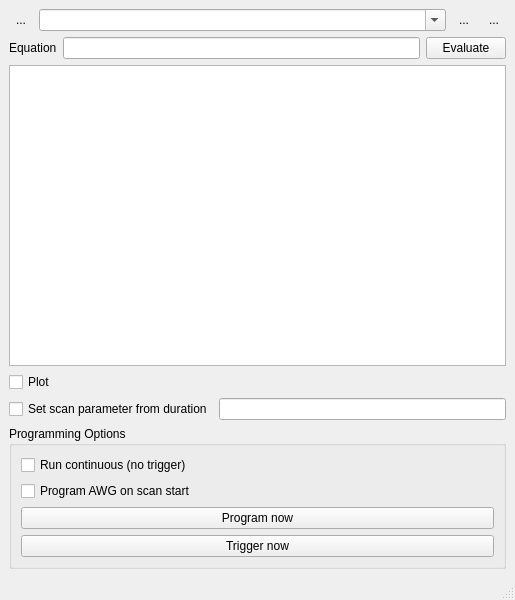
Above: ui/AWG.ui from MonroeQuantumNetworks/IonControl before the change. Below: the same form after it.
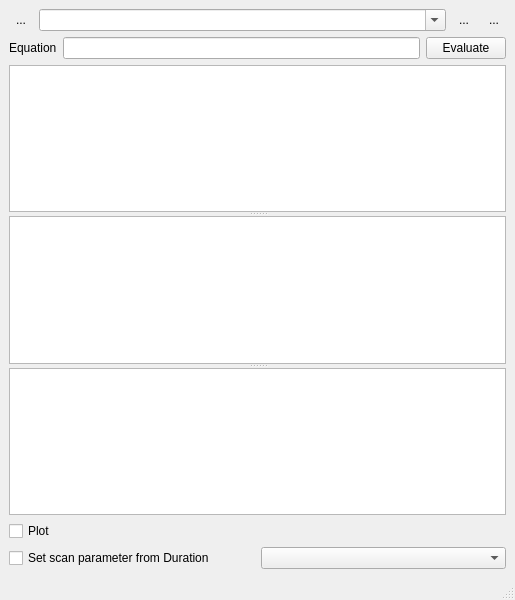
That is the form after the change. Icons and pictures are not drawn. Custom widgets are drawn as their Qt base class.

Commit message: device settings now use a pyqtgraph parameter tree

```diff
--- a/ui/AWG.ui
+++ b/ui/AWG.ui
@@ -18,7 +18,7 @@
     <normaloff>:/other/icons/AWG.png</normaloff>:/other/icons/AWG.png</iconset>
   </property>
   <widget class="QWidget" name="centralwidget">
-   <layout class="QVBoxLayout" name="verticalLayout_2">
+   <layout class="QVBoxLayout" name="verticalLayout">
     <item>
      <layout class="QHBoxLayout" name="horizontalLayout_2">
       <item>
@@ -124,11 +124,23 @@
      </layout>
     </item>
     <item>
-     <layout class="QVBoxLayout" name="infoLayout">
-      <item>
-       <widget class="QTableView" name="tableView"/>
-      </item>
-     </layout>
+     <widget class="QSplitter" name="splitter">
+      <property name="orientation">
+       <enum>Qt::Vertical</enum>
+      </property>
+      <widget class="QTableView" name="tableView"/>
+      <widget class="CoordinatePlotWidget" name="plot"/>
+      <widget class="ParameterTree" name="programmingOptionsTreeWidget">
+       <attribute name="headerVisible">
+        <bool>false</bool>
+       </attribute>
+       <column>
+        <property name="text">
+         <string notr="true">1</string>
+        </property>
+       </column>
+      </widget>
+     </widget>
     </item>
     <item>
      <widget class="QCheckBox" name="plotCheckbox">
@@ -145,74 +157,15 @@
          <enum>Qt::LeftToRight</enum>
         </property>
         <property name="text">
-         <string>Set scan parameter from duration</string>
+         <string>Set scan parameter from Duration</string>
         </property>
        </widget>
       </item>
       <item>
-       <widget class="QLineEdit" name="scanParam">
-        <property name="sizePolicy">
-         <sizepolicy hsizetype="Expanding" vsizetype="Fixed">
-          <horstretch>0</horstretch>
-          <verstretch>0</verstretch>
-         </sizepolicy>
-        </property>
-       </widget>
+       <widget class="QComboBox" name="scanParamComboBox"/>
       </item>
      </layout>
     </item>
-    <item>
-     <widget class="QGroupBox" name="programmingOptions">
-      <property name="title">
-       <string>Programming Options</string>
-      </property>
-      <layout class="QVBoxLayout" name="verticalLayout">
-       <item>
-        <widget class="QCheckBox" name="continuousCheckBox">
-         <property name="toolTip">
-          <string>sequence restarts immediately on completion, without a trigger</string>
-         </property>
-         <property name="layoutDirection">
-          <enum>Qt::LeftToRight</enum>
-         </property>
-         <property name="text">
-          <string>Run continuous (no trigger)</string>
-         </property>
-        </widget>
-       </item>
-       <item>
-        <widget class="QCheckBox" name="programOnScanCheckbox">
-         <property name="styleSheet">
-          <string notr="true"/>
-         </property>
-         <property name="text">
-          <string>Program AWG on scan start</string>
-         </property>
-        </widget>
-       </item>
-       <item>
-        <widget class="QPushButton" name="programButton">
-         <property name="toolTip">
-          <string/>
-         </property>
-         <property name="text">
-          <string>Program now</string>
-         </property>
-        </widget>
-       </item>
-       <item>
-        <widget class="QPushButton" name="triggerButton">
-         <property name="toolTip">
-          <string/>
-         </property>
-         <property name="text">
-          <string>Trigger now</string>
-         </property>
-        </widget>
-       </item>
-      </layout>
-     </widget>
-    </item>
    </layout>
   </widget>
   <widget class="QMenuBar" name="menubar">
@@ -227,6 +180,18 @@
   </widget>
   <widget class="QStatusBar" name="statusbar"/>
  </widget>
+ <customwidgets>
+  <customwidget>
+   <class>ParameterTree</class>
+   <extends>QTreeWidget</extends>
+   <header>pyqtgraph.parametertree</header>
+  </customwidget>
+  <customwidget>
+   <class>CoordinatePlotWidget</class>
+   <extends>QGraphicsView</extends>
+   <header>uiModules.CoordinatePlotWidget</header>
+  </customwidget>
+ </customwidgets>
  <resources>
   <include location="Experiment.qrc"/>
  </resources>
```
Left out of the diff: 3 changed lines with no effect on the pictures. The commit also changes 2 other files.
